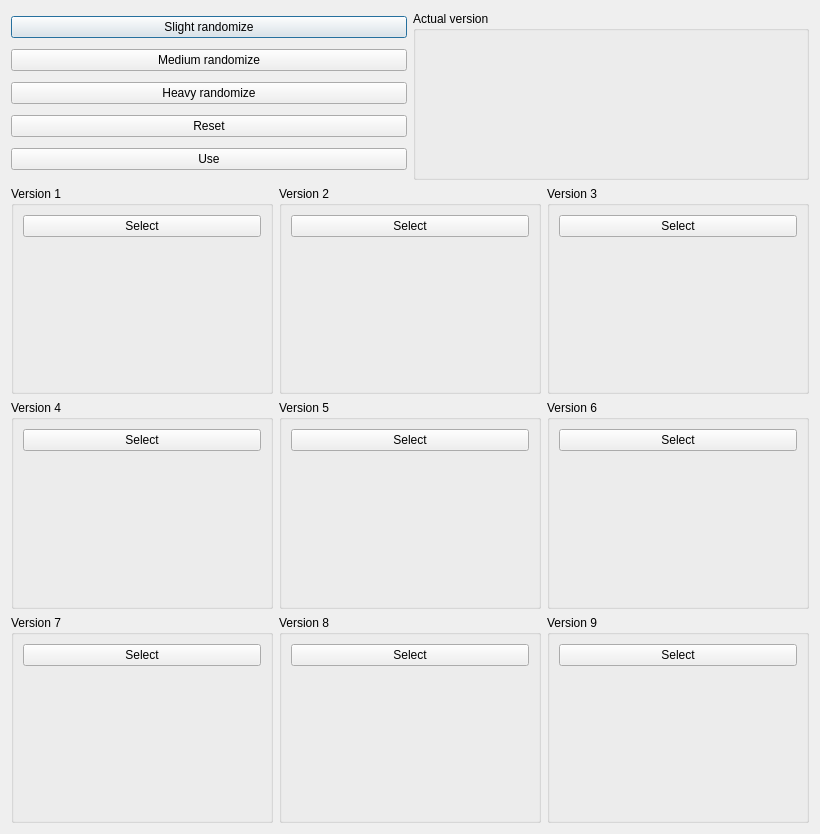
buddhi1980/mandelbulber2, file mandelbulber2/qt/randomizer_dialog.ui: the form before one commit.
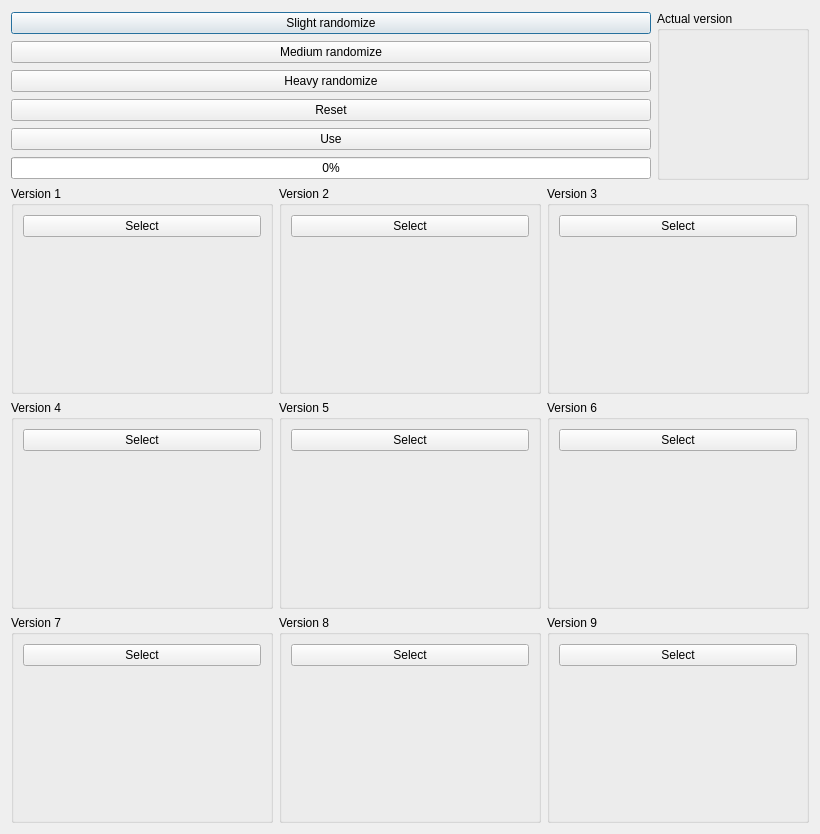
The form after the commit. Custom widgets are drawn as their Qt base class.

Commit message: Added Exit confirmation and progress bar to Randomizer. Corrected actions after zero distance is detected (thumbnail rendered was not restarted)

Patch:
```diff
--- a/mandelbulber2/qt/randomizer_dialog.ui
+++ b/mandelbulber2/qt/randomizer_dialog.ui
@@ -53,6 +53,16 @@
          </property>
         </widget>
        </item>
+       <item>
+        <widget class="QProgressBar" name="progressBar">
+         <property name="maximum">
+          <number>1000</number>
+         </property>
+         <property name="value">
+          <number>0</number>
+         </property>
+        </widget>
+       </item>
       </layout>
      </item>
      <item>
```
The commit also changes 3 other files.
